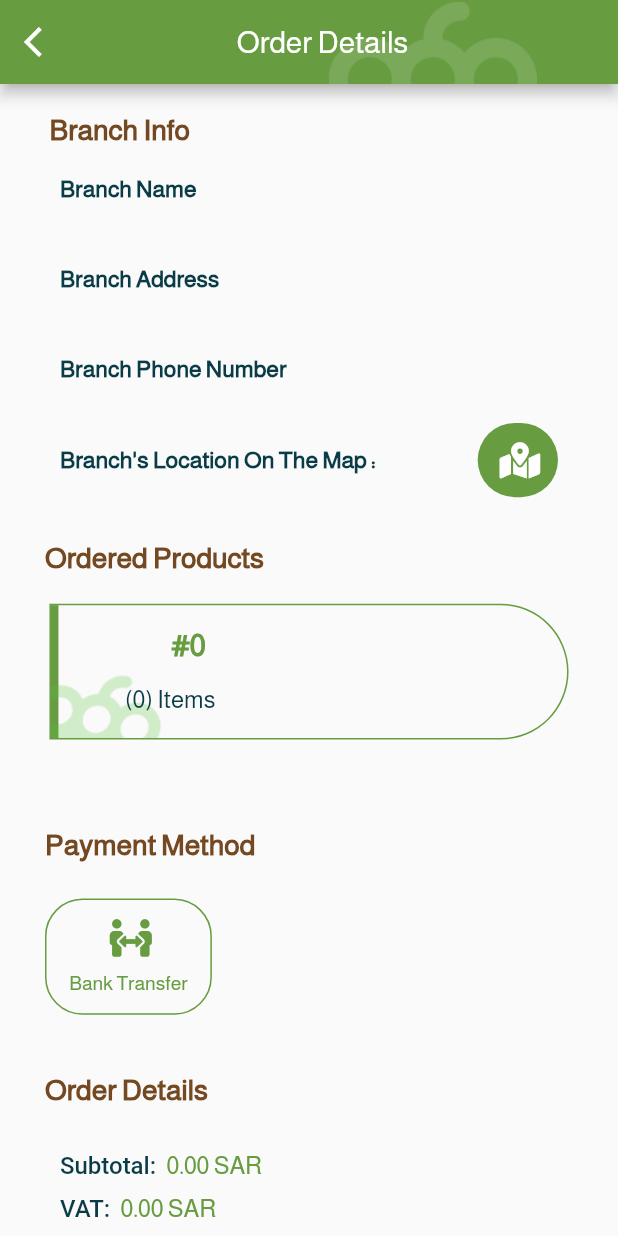
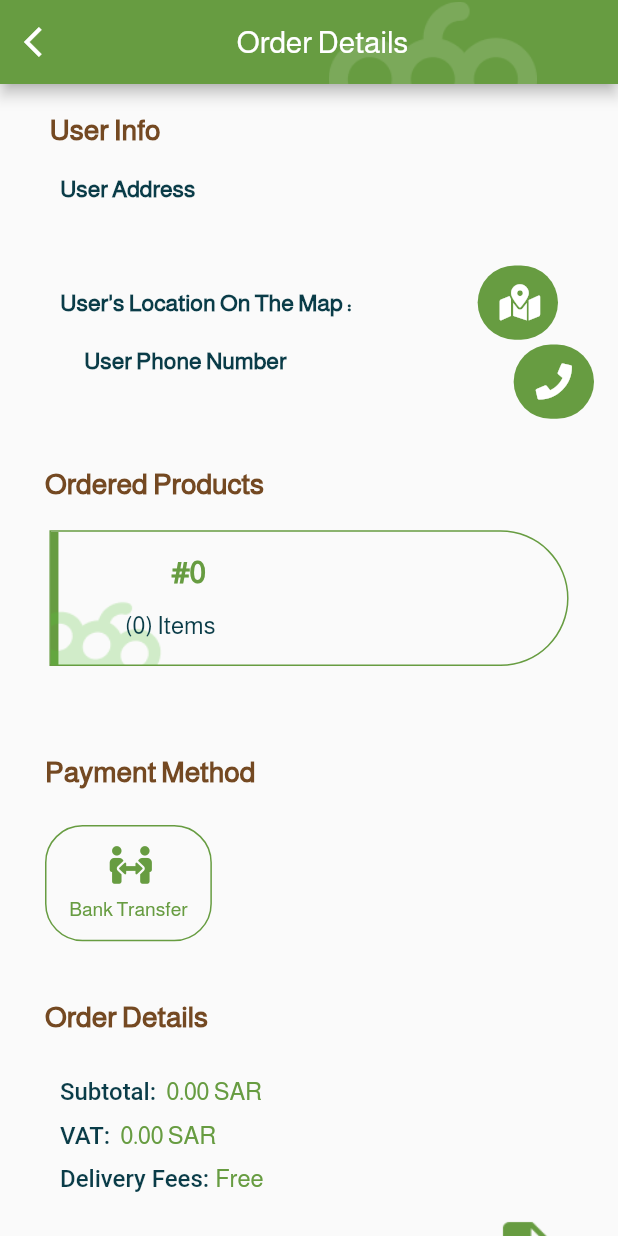
Before and after one commit to alkhudra/driverApp, a Flutter app: the IndividualOrderDetails screen opened directly with empty values, on a phone screen of 412 x 824 dp. Run offline on Flutter 3.47's test engine with Material 2 defaults, Android fonts, the phone set to English and light mode, and no system bars; our stand-ins replace another_flushbar, dio, easy_localization, firebase_core, firebase_messaging, flutter_local_notifications and 7 more; missing offline and left inert: widget_mask; accounts and stored records are empty; generated files the repository leaves out were written again; statements that could not run were skipped; key blocks and very long unbroken strings in the code were emptied for the run.

Commit message:
from pc-- fix problem -- individual details

```diff
--- a/lib/ui/individuals/order_details_individual.dart
+++ b/lib/ui/individuals/order_details_individual.dart
@@ -23,142 +23,134 @@ import 'order_delivered_individual.dart';
 class IndividualOrderDetails extends StatefulWidget {
   final OrderHeaderIndividual orderModel;
   final String language;
-  const IndividualOrderDetails({Key? key,required this.orderModel,required this.language}) : super(key: key);
+  const IndividualOrderDetails(
+      {Key? key, required this.orderModel, required this.language})
+      : super(key: key);
 
   @override
   State<IndividualOrderDetails> createState() => _IndividualOrderDetailsState();
 }
 
 class _IndividualOrderDetailsState extends State<IndividualOrderDetails> {
-
-
   @override
   Widget build(BuildContext context) {
-    Size size = MediaQuery.of(context).size;
-    double scHeight = size.height;
-
     OrderHeaderIndividual model = widget.orderModel;
-    DriverUser driverUser = DriverUser();
-    if (widget.orderModel.driverUser != null)
-      driverUser = widget.orderModel.driverUser!;
-    AddressModel? addressModel = model.address;
-    String? addressPhone = addressModel!.phoneNumber ??" ";
-
-
     return Scaffold(
       appBar: appBarDesign(context, LocaleKeys.order_details.tr()),
-      body: model.orderStatus == onDelivery
-          ? SlidingUpPanel(
-        body: pageContent(model),
-        minHeight: scHeight * 0.07,
-        maxHeight: 160,
-        borderRadius: BorderRadius.only(
-          topLeft: Radius.circular(40),
-          topRight: Radius.circular(40),
-        ),
-        panel: Container(
-          height: MediaQuery.of(context).size.height * 0.14,
-          child: Column(
-            mainAxisAlignment: MainAxisAlignment.start,
-            crossAxisAlignment: CrossAxisAlignment.start,
-            children: [
-              SizedBox(
-                height: 10,
-              ),
-              Row(
-                children: [
-                  Container(
-                    padding:
-                    EdgeInsets.symmetric(horizontal: 40, vertical: 5),
-                    child: Text(
-                      LocaleKeys.contact_client.tr(),
-                      style: TextStyle(
-                          color:
-                          kLogoBrown.withOpacity(0.8),
-                          fontWeight: FontWeight.w600,
-                          fontSize: 18),
-                    ),
-                  ),
-                ],
-              ),
-              SizedBox(
-                height: 25,
-              ),
-              Row(
-                mainAxisAlignment: MainAxisAlignment.spaceAround,
-                children: [
-                  Row(
-                    mainAxisAlignment: MainAxisAlignment.spaceAround,
-                    children: [
-                      Column(
-                        crossAxisAlignment: CrossAxisAlignment.start,
-                        children: [
-                          //client name
-                          Container(
-                            child: Text(
-                            widget.language == 'ar'? model.arUserName ?? ' ' : model.userName ?? ''
-                                  ,
-                              overflow: TextOverflow.clip,
-                              style: TextStyle(
-                                  color: kDarkBlue,
-                                  fontSize: 17.5,
-                                  fontWeight: FontWeight.w700),
-                            ),
-                          ),
-                          SizedBox(
-                            height: 5,
-                          ),
-                          //client number
-                          Container(
-                            child: Text(
-                              addressPhone != null
-                                  ? addressPhone
-                                  : '',
-                              style: TextStyle(
-                                  color: kDarkGray
-                                      .withOpacity(0.8),
-                                  fontSize: 15),
-                            ),
-                          ),
-                        ],
-                      ),
-                    ],
-                  ),
-                  //Call client button
-                  Container(
-                      width: 45,
-                      height: 45,
-                      decoration: BoxDecoration(
-                          borderRadius: BorderRadius.circular(35),
-                          color: kLogoGreen),
-                      child: TextButton(
-                        child: Icon(
-                          FontAwesomeIcons.phone,
-                          color: kWhite,
-                          size: 24,
-                        ),
-                        onPressed: () {
-                          directToPhoneCall(driverUser.phoneNumber != null
-                              ? driverUser.phoneNumber!
-                              : '');
-                        },
-                      ))
-                ],
-              ),
-            ],
-          ),
-        ),
-      )
-          : pageContent(model),
+      body:
+          // model.orderStatus == onDelivery
+          //     ? SlidingUpPanel(
+          //   body: pageContent(model),
+          //   minHeight: scHeight * 0.07,
+          //   maxHeight: 160,
+          //   borderRadius: BorderRadius.only(
+          //     topLeft: Radius.circular(40),
+          //     topRight: Radius.circular(40),
+          //   ),
+          //   panel: Container(
+          //     height: MediaQuery.of(context).size.height * 0.14,
+          //     child: Column(
+          //       mainAxisAlignment: MainAxisAlignment.start,
+          //       crossAxisAlignment: CrossAxisAlignment.start,
+          //       children: [
+          //         SizedBox(
+          //           height: 10,
+          //         ),
+          //         Row(
+          //           children: [
+          //             Container(
+          //               padding:
+          //               EdgeInsets.symmetric(horizontal: 40, vertical: 5),
+          //               child: Text(
+          //                 LocaleKeys.contact_client.tr(),
+          //                 style: TextStyle(
+          //                     color:
+          //                     kLogoBrown.withOpacity(0.8),
+          //                     fontWeight: FontWeight.w600,
+          //                     fontSize: 18),
+          //               ),
+          //             ),
+          //           ],
+          //         ),
+          //         SizedBox(
+          //           height: 25,
+          //         ),
+          //         Row(
+          //           mainAxisAlignment: MainAxisAlignment.spaceAround,
+          //           children: [
+          //             Row(
+          //               mainAxisAlignment: MainAxisAlignment.spaceAround,
+          //               children: [
+          //                 Column(
+          //                   crossAxisAlignment: CrossAxisAlignment.start,
+          //                   children: [
+          //                     //client name
+          //                     Container(
+          //                       child: Text(
+          //                       widget.language == 'ar'? model.arUserName ?? ' ' : model.userName ?? ''
+          //                             ,
+          //                         overflow: TextOverflow.clip,
+          //                         style: TextStyle(
+          //                             color: kDarkBlue,
+          //                             fontSize: 17.5,
+          //                             fontWeight: FontWeight.w700),
+          //                       ),
+          //                     ),
+          //                     SizedBox(
+          //                       height: 5,
+          //                     ),
+          //                     //client number
+          //                     Container(
+          //                       child: Text(
+          //                         addressPhone != null
+          //                             ? addressPhone
+          //                             : '',
+          //                         style: TextStyle(
+          //                             color: kDarkGray
+          //                                 .withOpacity(0.8),
+          //                             fontSize: 15),
+          //                       ),
+          //                     ),
+          //                   ],
+          //                 ),
+          //               ],
+          //             ),
+          //             //Call client button
+          //             Container(
+          //                 width: 45,
+          //                 height: 45,
+          //                 decoration: BoxDecoration(
+          //                     borderRadius: BorderRadius.circular(35),
+          //                     color: kLogoGreen),
+          //                 child: TextButton(
+          //                   child: Icon(
+          //                     FontAwesomeIcons.phone,
+          //                     color: kWhite,
+          //                     size: 24,
+          //                   ),
+          //                   onPressed: () {
+          //                     directToPhoneCall(driverUser.phoneNumber != null
+          //                         ? driverUser.phoneNumber!
+          //                         : '');
+          //                   },
+          //                 ))
+          //           ],
+          //         ),
+          //       ],
+          //     ),
+          //   ),
+          // )
+          //     :
+          pageContent(model),
     );
   }
+
 //-------------list tile----------------
-  Widget orderItem( OrderItemIndividaul item) {
+  Widget orderItem(OrderItemIndividaul item) {
     num? productPrice = item.orderedProductPrice;
-    String name = widget.language ==
-        "ar"
+    String name = widget.language == "ar"
         ? item.arProductName ?? ''
-        : item.productName??'';
+        : item.productName ?? '';
     return ListTile(
       leading: ImageHelper.productImage(item.image),
       title: Column(
@@ -172,9 +164,7 @@ class _IndividualOrderDetailsState extends State<IndividualOrderDetails> {
               // '$name',
               name.length > 20 ? '${name.substring(0, 20)} ...' : name,
               maxLines: 1,
-              style: TextStyle(
-                  color: kLogoBrown,
-                  fontWeight: FontWeight.w600),
+              style: TextStyle(color: kLogoBrown, fontWeight: FontWeight.w600),
             ),
           ),
 
@@ -190,24 +180,21 @@ class _IndividualOrderDetailsState extends State<IndividualOrderDetails> {
                       getTextWithCurrency(productPrice!),
                       maxLines: 1,
                       style: TextStyle(
-                          color: kLogoGreen,
-                          fontWeight: FontWeight.w500),
+                          color: kLogoGreen, fontWeight: FontWeight.w500),
                     ),
                     Text(
                       ' ×  ${item.userProductQuantity}',
                       maxLines: 1,
                       style: TextStyle(
-                          color: kLogoGreen,
-                          fontWeight: FontWeight.w500),
+                          color: kLogoGreen, fontWeight: FontWeight.w500),
                     ),
                   ],
                 ),
                 Text(
                   getTextWithCurrency(item.totalProductPrice!),
                   maxLines: 1,
-                  style: TextStyle(
-                      color: kLogoGreen,
-                      fontWeight: FontWeight.w600),
+                  style:
+                      TextStyle(color: kLogoGreen, fontWeight: FontWeight.w600),
                 ),
               ],
             ),
@@ -220,11 +207,11 @@ class _IndividualOrderDetailsState extends State<IndividualOrderDetails> {
 
   pageContent(OrderHeaderIndividual model) {
     num priceAfterDiscount = model.totalDiscount ?? 0;
-    num subtotal = model.totalOrderPrice?? 0;
-    num vat = model.totalOrderVAT15?? 0;
-    num total = model.totalNetOrderPrice?? 0;
-    num discount = model.discountPercentage?? 0;
-    bool hasDiscount = model.hasDiscount?? false;
+    num subtotal = model.totalOrderPrice ?? 0;
+    num vat = model.totalOrderVAT15 ?? 0;
+    num total = model.totalNetOrderPrice ?? 0;
+    num discount = model.discountPercentage ?? 0;
+    bool hasDiscount = model.hasDiscount ?? false;
     num deliveryFees = model.deliveryCost ?? 0;
 
     //------ date
@@ -265,14 +252,13 @@ class _IndividualOrderDetailsState extends State<IndividualOrderDetails> {
     }
 
     //--------
-    int listItemsNumber = model.orderItems!=null  ? model.orderItems!.length: 0;
+    int listItemsNumber =
+        model.orderItems != null ? model.orderItems!.length : 0;
 
     Size size = MediaQuery.of(context).size;
     double scWidth = size.width;
     double scHeight = size.height;
     AddressModel? branch = model.address;
-
-    String? branchName ='';// branch!.branchName;
     String? branchAddress = branch!.address;
     String? branchNo = branch.phoneNumber;
     num? branchLong = branch.longitude;
@@ -293,16 +279,20 @@ class _IndividualOrderDetailsState extends State<IndividualOrderDetails> {
                 margin: EdgeInsets.symmetric(horizontal: 3),
                 child: Row(
                   children: [
-                    titleTextDesign(LocaleKeys.order_branch_info.tr()),
+                    titleTextDesign(LocaleKeys.user_info.tr()),
                   ],
                 ),
               ),
-              SizedBox(height: 20,),
-              branchInfoText(LocaleKeys.branch_name.tr(), branchName),
-              SizedBox(height: 15,),
-              branchInfoText(LocaleKeys.branch_address.tr(), branchAddress),
-              SizedBox(height: 15,),
-              branchInfoText(LocaleKeys.branch_phone.tr(), branchNo),
+              SizedBox(
+                height: 20,
+              ),
+              // branchInfoText(LocaleKeys.branch_name.tr(), branchName),
+              // SizedBox(height: 15,),
+              branchInfoText(LocaleKeys.user_address.tr(), branchAddress),
+              SizedBox(
+                height: 15,
+              ),
+              //     branchInfoText(LocaleKeys.user_phone.tr(), branchNo),
               Container(
                 margin: EdgeInsets.symmetric(horizontal: 40),
                 child: Row(
@@ -310,26 +300,26 @@ class _IndividualOrderDetailsState extends State<IndividualOrderDetails> {
                   children: [
                     Container(
                       // margin: EdgeInsets.symmetric(horizontal: 30),
-                      child: Text(LocaleKeys.map_location.tr() + ' :',
+                      child: Text(
+                        LocaleKeys.user_map_location.tr() + ' :',
                         style: TextStyle(
                             fontSize: 15.5,
                             fontWeight: FontWeight.w600,
                             fontFamily: 'Almarai',
-                            color: kDarkBlue
-                        ),),
+                            color: kDarkBlue),
+                      ),
                     ),
                     Container(
                       width: scWidth * 0.13,
                       height: scHeight * 0.06,
                       decoration: BoxDecoration(
                           color: kLogoGreen,
-                          borderRadius: BorderRadius.circular(50)
-                      ),
+                          borderRadius: BorderRadius.circular(50)),
                       child: TextButton(
-                        child: Icon(FontAwesomeIcons.mapMarkedAlt, color: kWhite,),
-                        // Text('Location', style: TextStyle(
-                        //   color: kWhite
-                        // ),),
+                        child: Icon(
+                          FontAwesomeIcons.mapMarkedAlt,
+                          color: kWhite,
+                        ),
                         onPressed: () {
                           openMap(branchLat!, branchLong!);
                         },
@@ -337,6 +327,56 @@ class _IndividualOrderDetailsState extends State<IndividualOrderDetails> {
                     ),
                   ],
                 ),
+              ),
+
+              ListTile(
+                trailing: Container(
+                  width: scWidth * 0.13,
+                  height: scHeight * 0.06,
+                  decoration: BoxDecoration(
+                      color: kLogoGreen,
+                      borderRadius: BorderRadius.circular(50)),
+                  child: Icon(
+                    FontAwesomeIcons.phone,
+                    color: kWhite,
+                  ),
+                ),
+                title: Container(
+                  child: Column(
+                    mainAxisAlignment: MainAxisAlignment.start,
+                    crossAxisAlignment: CrossAxisAlignment.start,
+                    children: [
+                      Container(
+                        margin: EdgeInsets.symmetric(horizontal: 40),
+                        child: Text(
+                          LocaleKeys.user_phone.tr(),
+                          style: TextStyle(
+                              fontSize: 15.4,
+                              fontWeight: FontWeight.w600,
+                              fontFamily: 'Almarai',
+                              color: kDarkBlue),
+                        ),
+                      ),
+                      SizedBox(
+                        height: 10,
+                      ),
+                      Container(
+                        margin: EdgeInsets.symmetric(horizontal: 45),
+                        child: Text(
+                          branchNo ?? ' ',
+                          style: TextStyle(
+                              fontSize: 16,
+                              fontWeight: FontWeight.w500,
+                              fontFamily: 'Almarai',
+                              color: kLogoGreen),
+                        ),
+                      ),
+                    ],
+                  ),
+                ),
+                onTap: () {
+                  directToPhoneCall(branchNo ?? ' ');
+                },
               ),
             ],
           ),
@@ -386,8 +426,8 @@ class _IndividualOrderDetailsState extends State<IndividualOrderDetails> {
                           height: scHeight * 0.17,
                           decoration: BoxDecoration(
                               image: DecorationImage(
-                                  image:
-                                  AssetImage('assets/images/ic_fruit_green.png'))),
+                                  image: AssetImage(
+                                      'assets/images/ic_fruit_green.png'))),
                         ),
                       ),
                       Column(
@@ -485,14 +525,12 @@ class _IndividualOrderDetailsState extends State<IndividualOrderDetails> {
                   mainAxisAlignment: MainAxisAlignment.spaceBetween,
                   children: [
                     Container(
-
                       child: payButtonDesign(
                           context, paymentColor, paymentText, paymentIcon),
                       padding: EdgeInsets.symmetric(horizontal: 30),
                     ),
                   ],
                 ),
-
                 SizedBox(
                   height: 20,
                 ),
@@ -561,7 +599,8 @@ class _IndividualOrderDetailsState extends State<IndividualOrderDetails> {
                         child: Container(
                             width: 50,
                             height: 50,
-                            child: Image.asset('assets/images/ic_file_pdf.png')),
+                            child:
+                                Image.asset('assets/images/ic_file_pdf.png')),
                         onTap: () {
                           print(widget.orderModel.invoicePDFPath!);
                           print(widget.orderModel.orderCreatedFromDashboard!);
@@ -574,18 +613,33 @@ class _IndividualOrderDetailsState extends State<IndividualOrderDetails> {
                   ),
                 ),
                 Container(
-                  child: model.orderStatus == onDelivery ? greenBtn(LocaleKeys.delivery_completed.tr(), EdgeInsets.symmetric(horizontal: 30, vertical: 15), () {
-                    print(model.orderCheckCode);
-                    Navigator.push(context, MaterialPageRoute(builder: (context) => OrderDeliveredIndividual(model: model,)));
-                  }) : SizedBox(height: 30,),
+                  child: model.orderStatus == onDelivery
+                      ? greenBtn(LocaleKeys.delivery_completed.tr(),
+                          EdgeInsets.symmetric(horizontal: 30, vertical: 15),
+                          () {
+                          print(model.orderCheckCode);
+                          Navigator.push(
+                              context,
+                              MaterialPageRoute(
+                                  builder: (context) =>
+                                      OrderDeliveredIndividual(
+                                        model: model,
+                                      )));
+                        })
+                      : SizedBox(
+                          height: 30,
+                        ),
                 ),
               ],
             ),
           ),
-          model.orderStatus == onDelivery?
-          SizedBox(
-            height: 160,
-          ): SizedBox(height: 10,),
+          model.orderStatus == onDelivery
+              ? SizedBox(
+                  height: 160,
+                )
+              : SizedBox(
+                  height: 10,
+                ),
         ],
       ),
     );
@@ -597,9 +651,7 @@ class _IndividualOrderDetailsState extends State<IndividualOrderDetails> {
       child: Text(
         text,
         style: TextStyle(
-            color: kLogoBrown,
-            fontWeight: FontWeight.w800,
-            fontSize: 19),
+            color: kLogoBrown, fontWeight: FontWeight.w800, fontSize: 19),
       ),
     );
   }
@@ -612,25 +664,27 @@ class _IndividualOrderDetailsState extends State<IndividualOrderDetails> {
         children: [
           Container(
             margin: EdgeInsets.symmetric(horizontal: 40),
-            child: Text(title,
+            child: Text(
+              title,
               style: TextStyle(
                   fontSize: 15.4,
                   fontWeight: FontWeight.w600,
                   fontFamily: 'Almarai',
-                  color: kDarkBlue
-              ),
+                  color: kDarkBlue),
             ),
           ),
-          SizedBox(height: 10,),
+          SizedBox(
+            height: 10,
+          ),
           Container(
             margin: EdgeInsets.symmetric(horizontal: 45),
-            child: Text(info,
+            child: Text(
+              info,
               style: TextStyle(
                   fontSize: 16,
                   fontWeight: FontWeight.w500,
                   fontFamily: 'Almarai',
-                  color: kLogoGreen
-              ),
+                  color: kLogoGreen),
             ),
           ),
         ],
```
Also changed, not shown: lib/locale/codegen_loader.g.dart, lib/locale/locale_keys.g.dart.
